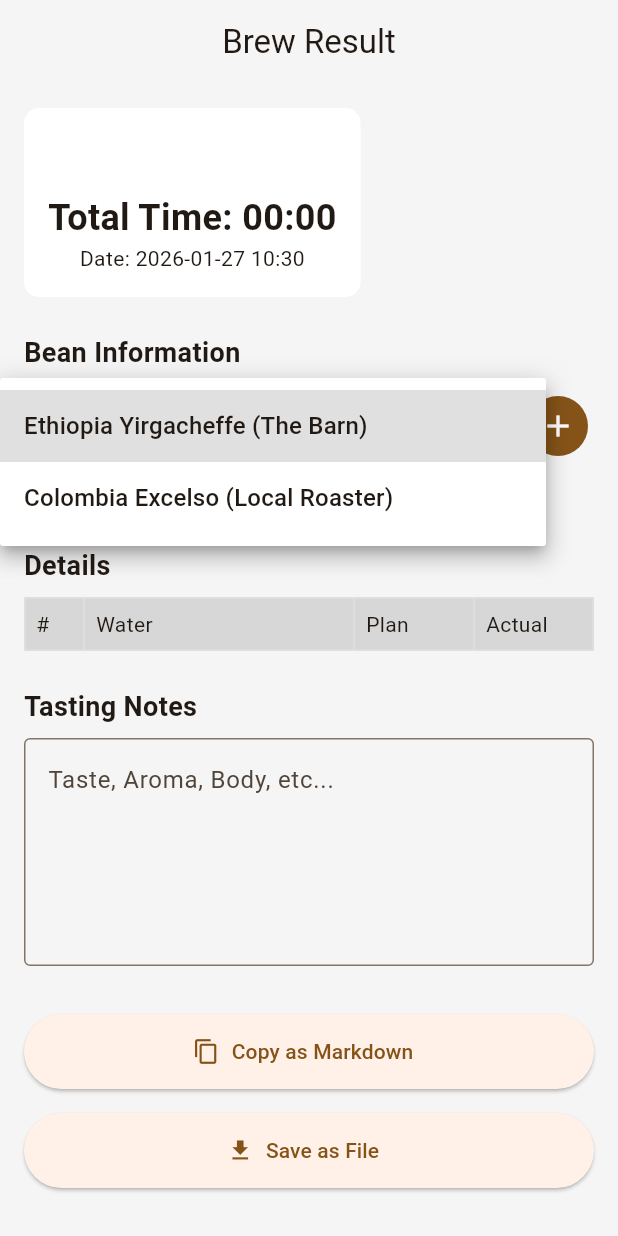
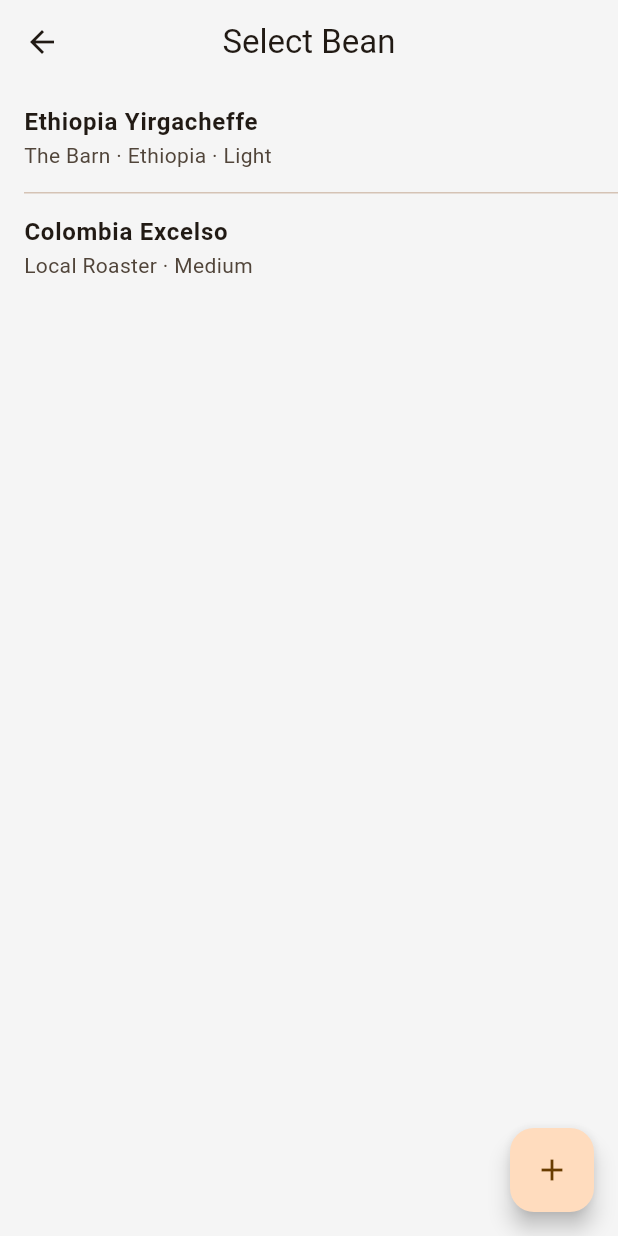
Before and after one commit to popotogis/drip-logger, a Flutter app: the BrewResultScreen screen opened directly with empty values, after a tap on "Select Bean", on a phone screen of 412 x 824 dp. Run offline on Flutter 3.47's test engine with Material 3 defaults, Android fonts, the phone set to English and light mode, and no system bars; drawn by our look-alikes of flutter_slidable; our stand-ins replace shared_preferences; missing offline and left inert: file_saver; accounts and stored records are empty.

Commit message:
feat: Implement Bean Management and update docs for deployment

```diff
--- a/docs/version.json
+++ b/docs/version.json
@@ -1 +1 @@
-{"app_name":"coffee_brew_logger","version":"1.0.0","build_number":"1","package_name":"coffee_brew_logger"}
+{"app_name":"drip_logger","version":"1.0.0","build_number":"1","package_name":"drip_logger"}
--- a/lib/models/bean.dart
+++ b/lib/models/bean.dart
@@ -6,13 +6,16 @@ class Bean {
   final String origin; // e.g. Ethiopia
   // final String process; // e.g. Washed, Natural (Keep it simple for now)
 
+  final DateTime lastUsed;
+
   Bean({
     required this.id,
     required this.name,
     this.roaster = '',
     this.roastLevel = '',
     this.origin = '',
-  });
+    DateTime? lastUsed,
+  }) : lastUsed = lastUsed ?? DateTime.now();
 
   Map<String, dynamic> toJson() => {
         'id': id,
@@ -20,6 +23,7 @@ class Bean {
         'roaster': roaster,
         'roastLevel': roastLevel,
         'origin': origin,
+        'lastUsed': lastUsed.toIso8601String(),
       };
 
   factory Bean.fromJson(Map<String, dynamic> json) {
@@ -29,6 +33,9 @@ class Bean {
       roaster: json['roaster'] as String? ?? '',
       roastLevel: json['roastLevel'] as String? ?? '',
       origin: json['origin'] as String? ?? '',
+      lastUsed: json['lastUsed'] != null
+          ? DateTime.parse(json['lastUsed'] as String)
+          : DateTime.fromMillisecondsSinceEpoch(0),
     );
   }
 }
--- a/lib/models/brew_result.dart
+++ b/lib/models/brew_result.dart
@@ -59,20 +59,22 @@ class BrewResult {
   String toMarkdown() {
     final buffer = StringBuffer();
     buffer.writeln('# Brew Result: ${recipe.name}');
+    buffer.writeln('Date: ${brewedAt.toString().substring(0, 16)}');
+    buffer.writeln('Total Time: ${_formatDuration(totalTime)}');
+    buffer.writeln('');
 
     // Bean Info
     if (bean != null) {
-      buffer.writeln('Bean: ${bean!.name}');
+      buffer.writeln('## Bean');
+      buffer.writeln('Name: ${bean!.name}');
       if (bean!.roaster.isNotEmpty) buffer.writeln('Roaster: ${bean!.roaster}');
       if (bean!.origin.isNotEmpty) buffer.writeln('Origin: ${bean!.origin}');
       if (bean!.roastLevel.isNotEmpty) {
         buffer.writeln('Roast: ${bean!.roastLevel}');
       }
+      buffer.writeln('');
     }
 
-    buffer.writeln('Date: ${brewedAt.toString().substring(0, 16)}');
-    buffer.writeln('Total Time: ${_formatDuration(totalTime)}');
-    buffer.writeln('');
     buffer.writeln('## Details');
     buffer.writeln('| Step | Water | Time (Plan) | Time (Actual) |');
     buffer.writeln('|---|---|---|---|');
--- /dev/null
+++ b/lib/screens/bean_list_screen.dart
@@ -0,0 +1,210 @@
+import 'package:flutter/material.dart';
+import 'package:flutter_slidable/flutter_slidable.dart';
+import '../models/bean.dart';
+import '../repositories/bean_repository.dart';
+
+class BeanListScreen extends StatefulWidget {
+  final bool isSelectionMode;
+
+  const BeanListScreen({
+    super.key,
+    this.isSelectionMode = false,
+  });
+
+  @override
+  State<BeanListScreen> createState() => _BeanListScreenState();
+}
+
+class _BeanListScreenState extends State<BeanListScreen> {
+  final BeanRepository _repository = BeanRepository();
+  List<Bean> _beans = [];
+  bool _isLoading = true;
+
+  @override
+  void initState() {
+    super.initState();
+    _loadBeans();
+  }
+
+  Future<void> _loadBeans() async {
+    final beans = await _repository.loadBeans();
+    if (mounted) {
+      setState(() {
+        _beans = beans;
+        _isLoading = false;
+      });
+    }
+  }
+
+  Future<void> _saveBeans() async {
+    await _repository.saveBeans(_beans);
+  }
+
+  void _showBeanInputCallback({Bean? bean}) {
+    final nameController = TextEditingController(text: bean?.name);
+    final roasterController = TextEditingController(text: bean?.roaster);
+    final originController = TextEditingController(text: bean?.origin);
+    final roastLevelController = TextEditingController(text: bean?.roastLevel);
+
+    showDialog(
+      context: context,
+      builder: (context) => AlertDialog(
+        title: Text(bean == null ? 'Add New Bean' : 'Edit Bean'),
+        content: SingleChildScrollView(
+          child: Column(
+            mainAxisSize: MainAxisSize.min,
+            children: [
+              TextField(
+                controller: nameController,
+                decoration:
+                    const InputDecoration(labelText: 'Bean Name (Required)'),
+                autofocus: true,
+              ),
+              TextField(
+                controller: roasterController,
+                decoration: const InputDecoration(labelText: 'Roaster'),
+              ),
+              TextField(
+                controller: originController,
+                decoration: const InputDecoration(labelText: 'Origin'),
+              ),
+              TextField(
+                controller: roastLevelController,
+                decoration: const InputDecoration(labelText: 'Roast Level'),
+              ),
+            ],
+          ),
+        ),
+        actions: [
+          TextButton(
+            onPressed: () => Navigator.pop(context),
+            child: const Text('Cancel'),
+          ),
+          ElevatedButton(
+            onPressed: () async {
+              if (nameController.text.isEmpty) return;
+
+              final newBean = Bean(
+                id: bean?.id ?? DateTime.now().toString(),
+                name: nameController.text,
+                roaster: roasterController.text,
+                origin: originController.text,
+                roastLevel: roastLevelController.text,
+                lastUsed: bean?.lastUsed,
+              );
+
+              if (bean == null) {
+                // Add
+                _beans.add(newBean);
+              } else {
+                // Edit
+                final index = _beans.indexWhere((b) => b.id == bean.id);
+                if (index != -1) {
+                  _beans[index] = newBean;
+                }
+              }
+
+              await _saveBeans();
+              // Reload to ensure sort (though for add/edit we might not need re-sort immediately, but let's be consistent)
+              await _loadBeans();
+
+              if (mounted) Navigator.pop(context);
+            },
+            child: const Text('Save'),
+          ),
+        ],
+      ),
+    );
+  }
+
+  @override
+  Widget build(BuildContext context) {
+    if (_isLoading) {
+      return const Scaffold(
+        body: Center(child: CircularProgressIndicator()),
+      );
+    }
+
+    return Scaffold(
+      appBar: AppBar(
+        title: Text(widget.isSelectionMode ? 'Select Bean' : 'Beans'),
+      ),
+      floatingActionButton: FloatingActionButton(
+        onPressed: () => _showBeanInputCallback(),
+        child: const Icon(Icons.add),
+      ),
+      body: _beans.isEmpty
+          ? Center(
+              child: Text(
+                'No beans yet.',
+                style: TextStyle(color: Colors.grey[600]),
+              ),
+            )
+          : ListView.separated(
+              itemCount: _beans.length,
+              separatorBuilder: (context, index) =>
+                  const Divider(height: 1, indent: 16),
+              itemBuilder: (context, index) {
+                final bean = _beans[index];
+                return Slidable(
+                  key: Key(bean.id),
+                  endActionPane: ActionPane(
+                    motion: const ScrollMotion(),
+                    extentRatio: 0.25,
+                    children: [
+                      SlidableAction(
+                        onPressed: (context) async {
+                          final deletedName = bean.name;
+                          setState(() {
+                            _beans.removeAt(index);
+                          });
+                          await _saveBeans();
+                          if (mounted) {
+                            ScaffoldMessenger.of(context).showSnackBar(
+                              SnackBar(content: Text('$deletedName deleted')),
+                            );
+                          }
+                        },
+                        backgroundColor: Colors.red,
+                        foregroundColor: Colors.white,
+                        icon: Icons.delete,
+                        label: 'Delete',
+                      ),
+                    ],
+                  ),
+                  child: ListTile(
+                    title: Text(
+                      bean.name,
+                      style: const TextStyle(fontWeight: FontWeight.w600),
+                    ),
+                    subtitle: Text(
+                      [
+                        if (bean.roaster.isNotEmpty) bean.roaster,
+                        if (bean.origin.isNotEmpty) bean.origin,
+                        if (bean.roastLevel.isNotEmpty) bean.roastLevel
+                      ].join(' · '),
+                      maxLines: 1,
+                      overflow: TextOverflow.ellipsis,
+                    ),
+                    onTap: () async {
+                      if (widget.isSelectionMode) {
+                        // Update last used
+                        await _repository.updateLastUsed(bean.id);
+                        if (mounted) {
+                          Navigator.pop(context, bean);
+                        }
+                      } else {
+                        // Edit
+                        _showBeanInputCallback(bean: bean);
+                      }
+                    },
+                    trailing: widget.isSelectionMode
+                        ? null
+                        : const Icon(Icons.edit, size: 20, color: Colors.grey),
+                  ),
+                );
+              },
+            ),
+    );
+  }
+}
--- a/lib/screens/brew_result_screen.dart
+++ b/lib/screens/brew_result_screen.dart
@@ -4,7 +4,7 @@ import 'dart:convert';
 import 'package:file_saver/file_saver.dart';
 import '../models/brew_result.dart';
 import '../models/bean.dart';
-import '../repositories/bean_repository.dart';
+import 'bean_list_screen.dart';
 
 class BrewResultScreen extends StatefulWidget {
   final BrewResult result;
@@ -16,8 +16,7 @@ class BrewResultScreen extends StatefulWidget {
 }
 
 class _BrewResultScreenState extends State<BrewResultScreen> {
-  final BeanRepository _beanRepository = BeanRepository();
-  List<Bean> _beans = [];
+  // Removed _beanRepository and _beans list since we delegate to BeanListScreen
 
   late TextEditingController _noteController;
   Bean? _selectedBean;
@@ -27,81 +26,14 @@ class _BrewResultScreenState extends State<BrewResultScreen> {
     super.initState();
     _noteController = TextEditingController(text: widget.result.notes);
     _selectedBean = widget.result.bean;
-    _loadBeans();
   }
 
-  Future<void> _loadBeans() async {
-    final beans = await _beanRepository.loadBeans();
-    if (mounted) {
-      setState(() {
-        _beans = beans;
-      });
-    }
-  }
+  // Removed _loadBeans and _showAddBeanDialog
 
   @override
   void dispose() {
     _noteController.dispose();
     super.dispose();
-  }
-
-  void _showAddBeanDialog() {
-    final nameController = TextEditingController();
-    final roasterController = TextEditingController();
-    final originController = TextEditingController();
-    final roastLevelController = TextEditingController();
-
-    showDialog(
-      context: context,
-      builder: (context) => AlertDialog(
-        title: const Text('Add New Bean'),
-        content: SingleChildScrollView(
-          child: Column(
-            mainAxisSize: MainAxisSize.min,
-            children: [
-              TextField(
-                  controller: nameController,
-                  decoration:
-                      const InputDecoration(labelText: 'Bean Name (Required)')),
-              TextField(
-                  controller: roasterController,
-                  decoration: const InputDecoration(labelText: 'Roaster')),
-              TextField(
-                  controller: originController,
-                  decoration: const InputDecoration(labelText: 'Origin')),
-              TextField(
-                  controller: roastLevelController,
-                  decoration: const InputDecoration(labelText: 'Roast Level')),
-            ],
-          ),
-        ),
-        actions: [
-          TextButton(
-            onPressed: () => Navigator.pop(context),
-            child: const Text('Cancel'),
-          ),
-          ElevatedButton(
-            onPressed: () {
-              if (nameController.text.isEmpty) return;
-              final newBean = Bean(
-                id: DateTime.now().toString(),
-                name: nameController.text,
-                roaster: roasterController.text,
-                origin: originController.text,
-                roastLevel: roastLevelController.text,
-              );
-              setState(() {
-                _beans.add(newBean);
-                _selectedBean = newBean;
-              });
-              _beanRepository.saveBeans(_beans);
-              Navigator.pop(context);
-            },
-            child: const Text('Add'),
-          ),
-        ],
-      ),
-    );
   }
 
   @override
@@ -141,36 +73,59 @@ class _BrewResultScreenState extends State<BrewResultScreen> {
             const Text('Bean Information',
                 style: TextStyle(fontSize: 18, fontWeight: FontWeight.bold)),
             const SizedBox(height: 8),
-            Row(
-              children: [
-                Expanded(
-                  child: DropdownButtonFormField<Bean>(
-                    decoration: const InputDecoration(
-                      labelText: 'Select Bean',
-                      border: OutlineInputBorder(),
+
+            InkWell(
+              onTap: () async {
+                final selected = await Navigator.push<Bean>(
+                  context,
+                  MaterialPageRoute(
+                    builder: (context) =>
+                        const BeanListScreen(isSelectionMode: true),
+                  ),
+                );
+                if (selected != null) {
+                  setState(() {
+                    _selectedBean = selected;
+                  });
+                }
+              },
+              child: InputDecorator(
+                decoration: const InputDecoration(
+                  labelText: 'Select Bean',
+                  border: OutlineInputBorder(),
+                  contentPadding:
+                      EdgeInsets.symmetric(horizontal: 12, vertical: 4),
+                ),
+                child: Row(
+                  mainAxisAlignment: MainAxisAlignment.spaceBetween,
+                  children: [
+                    Expanded(
+                      child: _selectedBean == null
+                          ? const Text('Choose a bean...',
+                              style: TextStyle(color: Colors.grey))
+                          : Column(
+                              crossAxisAlignment: CrossAxisAlignment.start,
+                              mainAxisAlignment: MainAxisAlignment.center,
+                              children: [
+                                Text(
+                                  _selectedBean!.name,
+                                  style: const TextStyle(fontSize: 16),
+                                ),
+                                if (_selectedBean!.roaster.isNotEmpty)
+                                  Text(
+                                    _selectedBean!.roaster,
+                                    style: const TextStyle(
+                                        fontSize: 12, color: Colors.grey),
+                                  ),
+                              ],
+                            ),
                     ),
-                    initialValue: _selectedBean,
-                    items: _beans.map((bean) {
-                      return DropdownMenuItem(
-                        value: bean,
-                        child: Text('${bean.name} (${bean.roaster})'),
-                      );
-                    }).toList(),
-                    onChanged: (val) {
-                      setState(() {
-                        _selectedBean = val;
-                      });
-                    },
-                  ),
+                    const Icon(Icons.arrow_drop_down),
+                  ],
                 ),
-                const SizedBox(width: 8),
-                IconButton.filled(
-                  icon: const Icon(Icons.add),
-                  onPressed: _showAddBeanDialog,
-                  tooltip: 'Add New Bean',
-                ),
-              ],
+              ),
             ),
+
             if (_selectedBean != null)
               Padding(
                 padding: const EdgeInsets.only(top: 8.0),
@@ -178,6 +133,7 @@ class _BrewResultScreenState extends State<BrewResultScreen> {
                     'Roast: ${_selectedBean!.roastLevel} / Origin: ${_selectedBean!.origin}',
                     style: const TextStyle(color: Colors.grey)),
               ),
+
             const SizedBox(height: 24),
 
             // Steps Table
```
Also changed, not shown: lib/repositories/bean_repository.dart (+23 -1 lines), lib/screens/recipe_list_screen.dart (+12 -0 lines), docs/assets/fonts/MaterialIcons-Regular.otf, docs/manifest.json, 6 other files.
